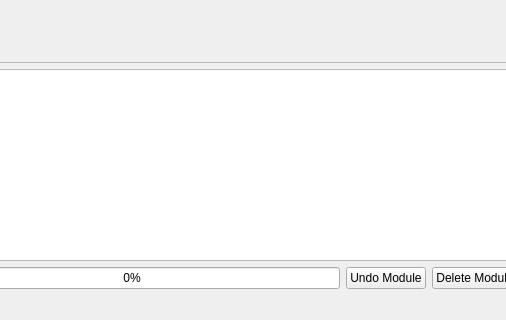
Above: ui/MainWindow.ui from tisaconundrum2/PySAT-GUI before the change; both pictures show x 85 to 591 and y 536 to 856 of the 698 by 856 pixel window. Below: the same form after it.
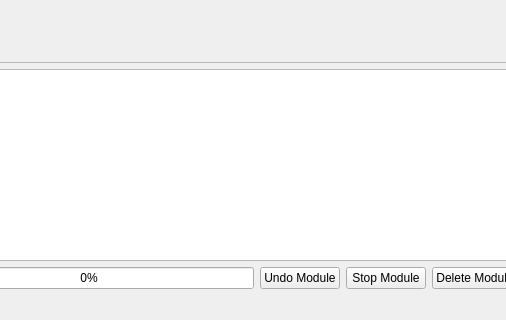
That is the form after the change.

Commit message:
Adding Qthread termination
This will allow user to stop a module, if they didn't mean to run quite
yet. Or in our case, the ability to debug.

```diff
--- a/ui/MainWindow.ui
+++ b/ui/MainWindow.ui
@@ -69,6 +69,13 @@
         </property>
        </widget>
       </item>
+      <item>
+       <widget class="QPushButton" name="stopPushButton">
+        <property name="text">
+         <string>Stop Module</string>
+        </property>
+       </widget>
+      </item>
       <item>
        <widget class="QPushButton" name="deleteModulePushButton">
         <property name="text">
```
The commit also changes 2 other files.
